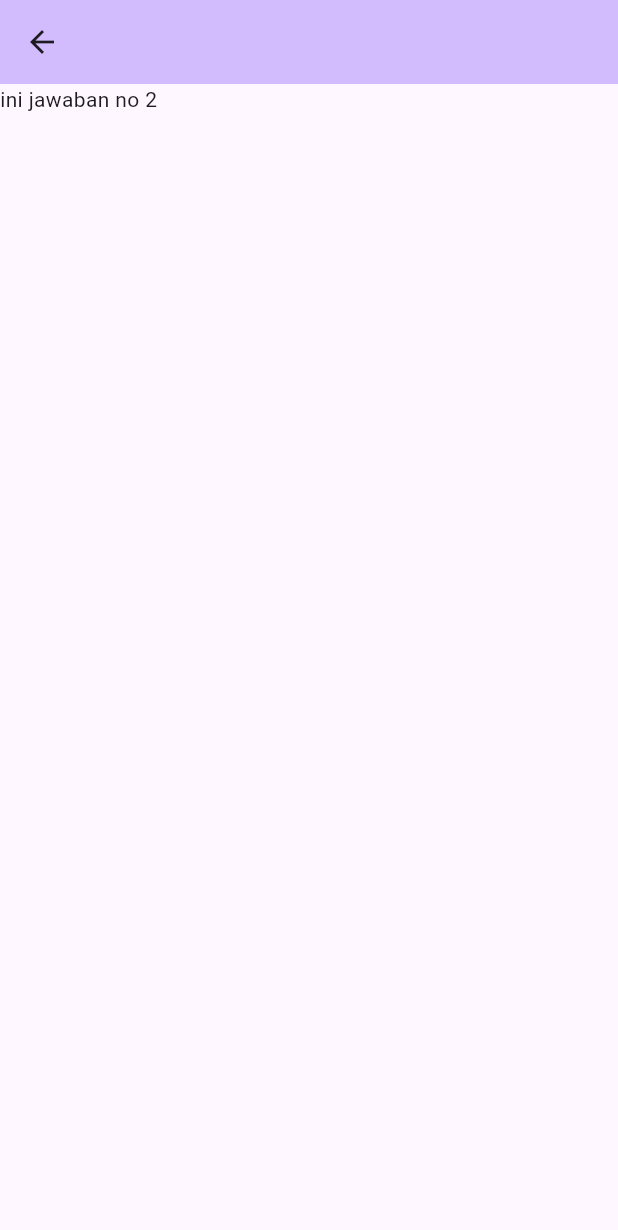
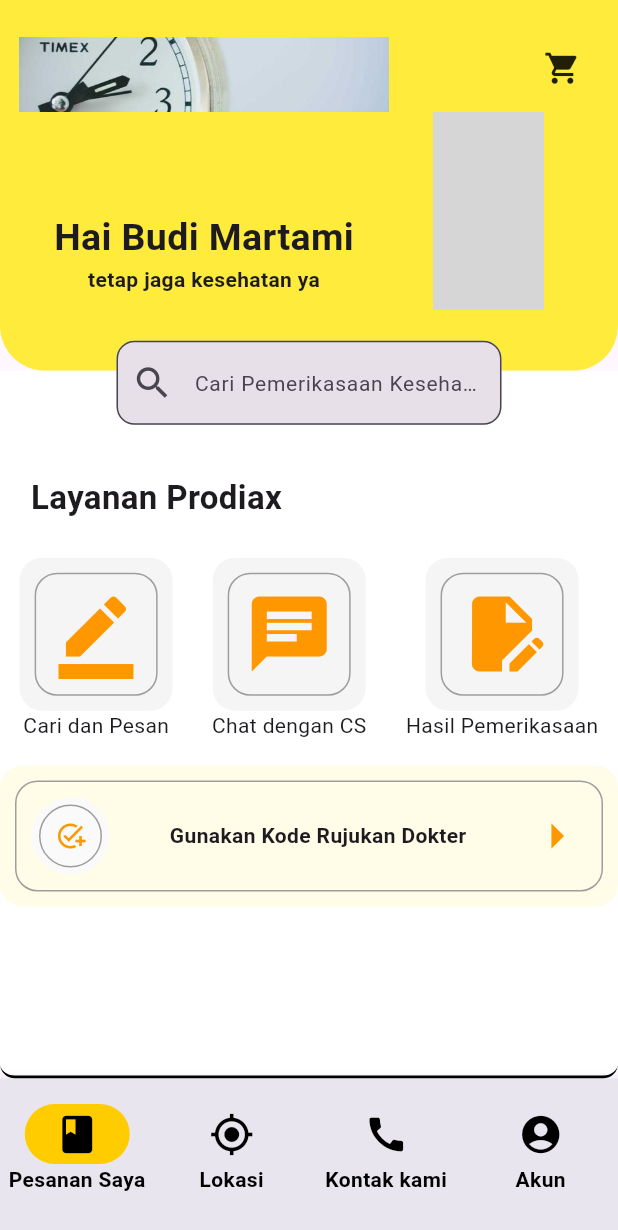
Before and after one commit to adrianKiv/QUIZ-UI-PROVIS_Kelompok-3, a Flutter app: the screen it shows after launch, after a tap on "Jawaban No 2", on a phone screen of 412 x 824 dp. Shown: the top 1230 px of the screen. Run offline on Flutter 3.47's test engine with Material 3 defaults, Android fonts, the light colour scheme and no system bars; grey boxes are pictures that could not be loaded.

Commit message:
feat : add home

```diff
--- /dev/null
+++ b/lib/home.dart
@@ -0,0 +1,364 @@
+import 'package:flutter/material.dart';
+
+class Home extends StatefulWidget {
+  const Home({super.key});
+
+  @override
+  State<Home> createState() => _HomeState();
+}
+
+class _HomeState extends State<Home> {
+  static late double screenHeight;
+  static late double screenWidth;
+  static late double ukuran;
+
+  @override
+  Widget build(BuildContext context) {
+    screenHeight = MediaQuery.of(context).size.height;
+    screenWidth = MediaQuery.of(context).size.width;
+    if (screenWidth < 300) {
+      ukuran = 10;
+    }else if(screenWidth < 350){
+      ukuran = 5;
+    }else{
+      ukuran = 0;
+    }
+    return Scaffold(
+      bottomNavigationBar: const BottomNavigasiBar(
+        inputan: 0,
+      ),
+      body: Stack(
+        children: [
+          Column(
+            children: [
+              Container(
+                height: screenHeight * 0.3,
+                decoration: const BoxDecoration(
+                  color: Colors.yellow,
+                  borderRadius: BorderRadius.only(
+                    bottomLeft: Radius.circular(30.0),
+                    bottomRight: Radius.circular(30.0),
+                  ),
+                ),
+              ),
+              Expanded(
+                child: Container(
+                  decoration: const BoxDecoration(
+                    color: Colors.white,
+                    borderRadius: BorderRadius.only(
+                      bottomLeft: Radius.circular(10.0),
+                      bottomRight: Radius.circular(10.0),
+                    ),
+                    border: Border(
+                      bottom: BorderSide(
+                        color: Colors.black, // Warna border
+                        width: 2, // Lebar border
+                      ),
+                    ),
+                  ),
+                ),
+              )
+            ],
+          ),
+          SingleChildScrollView(
+            child: Column(
+              crossAxisAlignment: CrossAxisAlignment.start,
+              children: [
+                Container(
+                  padding: EdgeInsets.only(
+                      top: screenHeight * 0.03, left: screenWidth * 0.03),
+                  child: Row(
+                    crossAxisAlignment: CrossAxisAlignment.start,
+                    children: [
+                      SizedBox(
+                        width: screenWidth * 0.6,
+                        child: Column(
+                          children: [
+                            Image.asset(
+                              "assets/images/fotojam.jpg",
+                              height: 50 - ukuran,
+                              width: screenWidth * 1,
+                              fit: BoxFit.cover,
+                            ),
+                            Container(
+                              margin: EdgeInsets.only(top: (screenHeight * 0.08) - ukuran),
+                              child:  Column(
+                                children: [
+                                  Text(
+                                    "Hai Budi Martami",
+                                    style: TextStyle(
+                                        fontWeight: FontWeight.bold,
+                                        fontSize: 25 - ukuran),
+                                  ),
+                                  const Text(
+                                    "tetap jaga kesehatan ya",
+                                    style: TextStyle(fontWeight: FontWeight.bold),
+                                  )
+                                ],
+                              ),
+                            )
+                          ],
+                        ),
+                      ),
+                      Container(
+                          padding:
+                              EdgeInsets.only(top: 50, left: screenWidth * 0.07),
+                          child: Image.asset(
+                            "assets/images/fotoorang.jpg",
+                            height: (screenHeight * 0.16) - ukuran,
+                            width: screenWidth * 0.18,
+                            fit: BoxFit.cover,
+                          )),
+                      Container(
+                        padding: const EdgeInsets.only(top: 8),
+                        child: GestureDetector(
+                          onTap: () {
+                            // ignore: avoid_print
+                            print('Icon diklik!');
+                          },
+                          child: Icon(
+                            Icons.shopping_cart,
+                            size: 25 - ukuran,
+                          ),
+                        ),
+                      )
+                    ],
+                  ),
+                ),
+                Container(
+                  margin: EdgeInsets.only(
+                      top: screenHeight * 0.025,
+                      left: screenWidth * 0.14,
+                      right: screenWidth * 0.14),
+                  padding: const EdgeInsets.symmetric(horizontal: 20),
+                  child: TextFormField(
+                    decoration: InputDecoration(
+                      border: const OutlineInputBorder(
+                        borderRadius: BorderRadius.all(Radius.circular(12)),
+                      ),
+                      filled: true,
+                      hintText: 'Cari Pemerikasaan Kesehatan',
+                      hintStyle: TextStyle(fontSize: 14 - (ukuran / 2)),
+                      prefixIcon: Icon(Icons.search, size: 28 - (ukuran / 2),),
+                    ),
+                  ),
+                ),
+                Container(
+                  padding: EdgeInsets.only(
+                      left: screenWidth * 0.05, top: screenHeight * 0.04),
+                  child: Text(
+                    "Layanan Prodiax",
+                    textAlign: TextAlign.left,
+                    style: TextStyle(fontSize: 22 - ukuran, fontWeight: FontWeight.bold),
+                  ),
+                ),
+                Padding(
+                  padding: EdgeInsets.only(top: screenHeight * 0.03),
+                  child: Row(
+                    mainAxisAlignment: MainAxisAlignment.spaceAround,
+                    children: [
+                      pilihan(Icons.border_color, "Cari dan Pesan"),
+                      pilihan(Icons.chat, "Chat dengan CS"),
+                      pilihan(Icons.edit_document, "Hasil Pemerikasaan")
+                    ],
+                  ),
+                ),
+                Padding(
+                  padding: EdgeInsets.only(top: screenHeight * 0.02),
+                  child: GestureDetector(
+                    onTap: () {
+                      // ignore: avoid_print
+                      print("gunakan kode");
+                    },
+                    child: Container(
+                      padding: const EdgeInsets.all(10),
+                      decoration: BoxDecoration(
+                          color: Colors.yellow[50],
+                          borderRadius: BorderRadius.circular(15)),
+                      child: Container(
+                        padding: const EdgeInsets.all(10),
+                        decoration: BoxDecoration(
+                          color: Colors.yellow[50],
+                          borderRadius: BorderRadius.circular(15),
+                          border: Border.all(
+                            color: Colors.grey,
+                            width: 1,
+                          ),
+                        ),
+                        child: Row(
+                          mainAxisAlignment: MainAxisAlignment.spaceBetween,
+                          children: [
+                            Container(
+                              padding: const EdgeInsets.all(5),
+                              decoration: BoxDecoration(
+                                  shape: BoxShape.circle, color: Colors.grey[50]),
+                              child: Container(
+                                padding: const EdgeInsets.all(10),
+                                decoration: BoxDecoration(
+                                  color: Colors.grey[50],
+                                  shape: BoxShape.circle,
+                                  border: Border.all(
+                                    color: Colors.grey,
+                                    width: 1,
+                                  ),
+                                ),
+                                child: Icon(Icons.add_task,
+                                    size: 20 - (ukuran / 2), color: Colors.orange),
+                              ),
+                            ),
+                             Text(
+                              "Gunakan Kode Rujukan Dokter",
+                              style: TextStyle(
+                                  fontWeight: FontWeight.bold, fontSize: 14 - (ukuran / 2)),
+                            ),
+                             Icon(Icons.arrow_right,
+                                size: 40 - ukuran, color: Colors.orange)
+                          ],
+                        ),
+                      ),
+                    ),
+                  ),
+                )
+              ],
+            ),
+          )
+        ],
+      ),
+    );
+  }
+
+  Column pilihan(IconData icon, String judul) {
+    return Column(
+      children: [
+        GestureDetector(
+          onTap: () {
+            // ignore: avoid_print
+            print("klik pilihan");
+          },
+          child: Container(
+            padding: const EdgeInsets.all(10),
+            decoration: BoxDecoration(
+                color: Colors.grey[100],
+                borderRadius: BorderRadius.circular(15)),
+            child: Container(
+              padding: const EdgeInsets.all(10),
+              decoration: BoxDecoration(
+                color: Colors.grey[100],
+                borderRadius: BorderRadius.circular(15),
+                border: Border.all(
+                  color: Colors.grey,
+                  width: 1,
+                ),
+              ),
+              child: Icon(icon, size: 60 - (ukuran * 2), color: Colors.orange),
+            ),
+          ),
+        ),
+        Text(judul, style:  TextStyle(
+          fontSize: 14 - (ukuran / 2)
+        ),)
+      ],
+    );
+  }
+}
+
+class BottomNavigasiBar extends StatefulWidget {
+  final int inputan;
+  const BottomNavigasiBar({super.key, required this.inputan});
+  @override
+  // ignore: library_private_types_in_public_api, no_logic_in_create_state
+  _BottomNavigasiBarState createState() => _BottomNavigasiBarState();
+}
+
+class _BottomNavigasiBarState extends State<BottomNavigasiBar> {
+  // ignore: non_constant_identifier_names
+  var menu_icon = [
+    Icons.book,
+    Icons.my_location,
+    Icons.call,
+    Icons.account_circle
+  ];
+
+  // ignore: non_constant_identifier_names
+  var menu_label = ["Pesanan Saya", "Lokasi", "Kontak kami", "Akun"];
+  int selectedIndex = 0;
+  @override
+  void initState() {
+    super.initState();
+    selectedIndex = widget.inputan;
+  }
+  static late double screenWidth;
+  static late double ukuran;
+
+  @override
+  Widget build(BuildContext context) {
+    screenWidth = MediaQuery.of(context).size.width;
+    if (screenWidth < 300) {
+      ukuran = 10;
+    }else if(screenWidth < 350){
+      ukuran = 5;
+    }else{
+      ukuran = 0;
+    }
+    return BottomNavigationBar(
+      backgroundColor: const Color.fromRGBO(233, 229, 238, 1.0),
+      type: BottomNavigationBarType.fixed,
+      selectedItemColor: Colors.black,
+      unselectedItemColor: Colors.black,
+      showUnselectedLabels: true,
+      currentIndex: selectedIndex,
+      onTap: (index) {
+        // navigasi halaman
+
+        if (index == 0) {
+          const Home();
+        } else if (index == 1) {
+          // halaman ke 2
+        } else if (index == 2) {
+          // halaman ke 3
+        }else if (index == 3) {
+          // halaman ke 4
+        }
+
+      },
+      items: menu_icon
+          .asMap()
+          .entries
+          .map((e) => BottomNavigationBarItem(
+                icon: Container(
+                  padding: const EdgeInsets.only(top: 10),
+                  child: Column(
+                    mainAxisAlignment: MainAxisAlignment.center,
+                    children: [
+                      Container(
+                        padding: const EdgeInsets.symmetric(
+                            horizontal: 20, vertical: 5),
+                        decoration: BoxDecoration(
+                          color: selectedIndex == e.key
+                              ? const Color.fromRGBO(
+                                  255, 204, 0, 1.0) // Warna dari gambar
+                              : null,
+                          borderRadius: BorderRadius.circular(20),
+                        ),
+                        child: Icon(
+                          e.value,
+                          size: 30 - ukuran,
+                        ),
+                      ),
+                      Text(
+                        menu_label[e.key],
+                        style: TextStyle(
+                            color: Colors.black,
+                            fontWeight: FontWeight.bold,
+                            fontSize: 14 - (ukuran / 2)),
+                        textAlign: TextAlign.center,
+                      ),
+                    ],
+                  ),
+                ),
+                label: '',
+              ))
+          .toList(),
+    );
+  }
+}
--- a/lib/main.dart
+++ b/lib/main.dart
@@ -1,6 +1,6 @@
 import 'package:flutter/material.dart';
 import 'package:kelompok3/profil.dart';
-
+import 'package:kelompok3/home.dart';
 void main() {
   runApp(const MyApp());
 }
@@ -95,9 +95,10 @@ class _MyHomePageState extends State<MyHomePage> {
   //jaawaban no 2
   Widget soalNo2() {
     return Scaffold(
-        appBar: AppBar(
-          backgroundColor: Theme.of(context).colorScheme.inversePrimary,
-        ),
-        body: const Text("ini jawaban no 2"));
+        // appBar: AppBar(
+        //   backgroundColor: Theme.of(context).colorScheme.inversePrimary,
+        // ),
+        body: Home()
+    );
   }
 }
```
